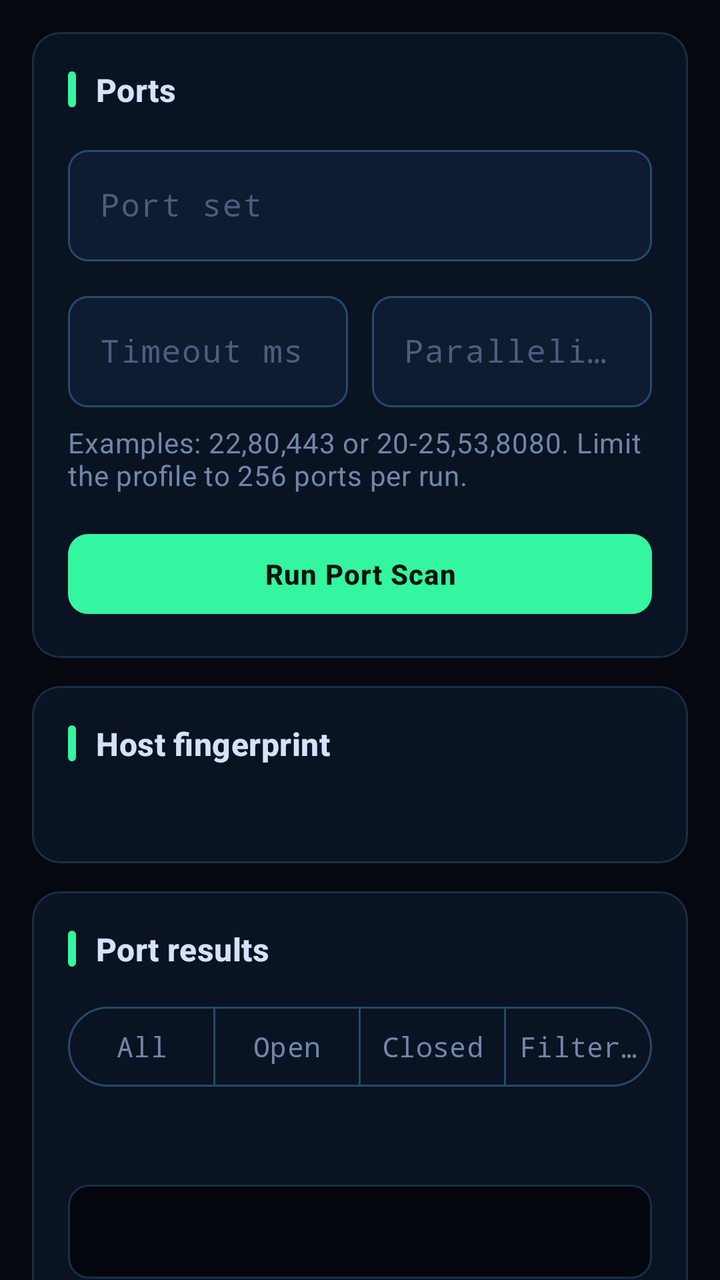
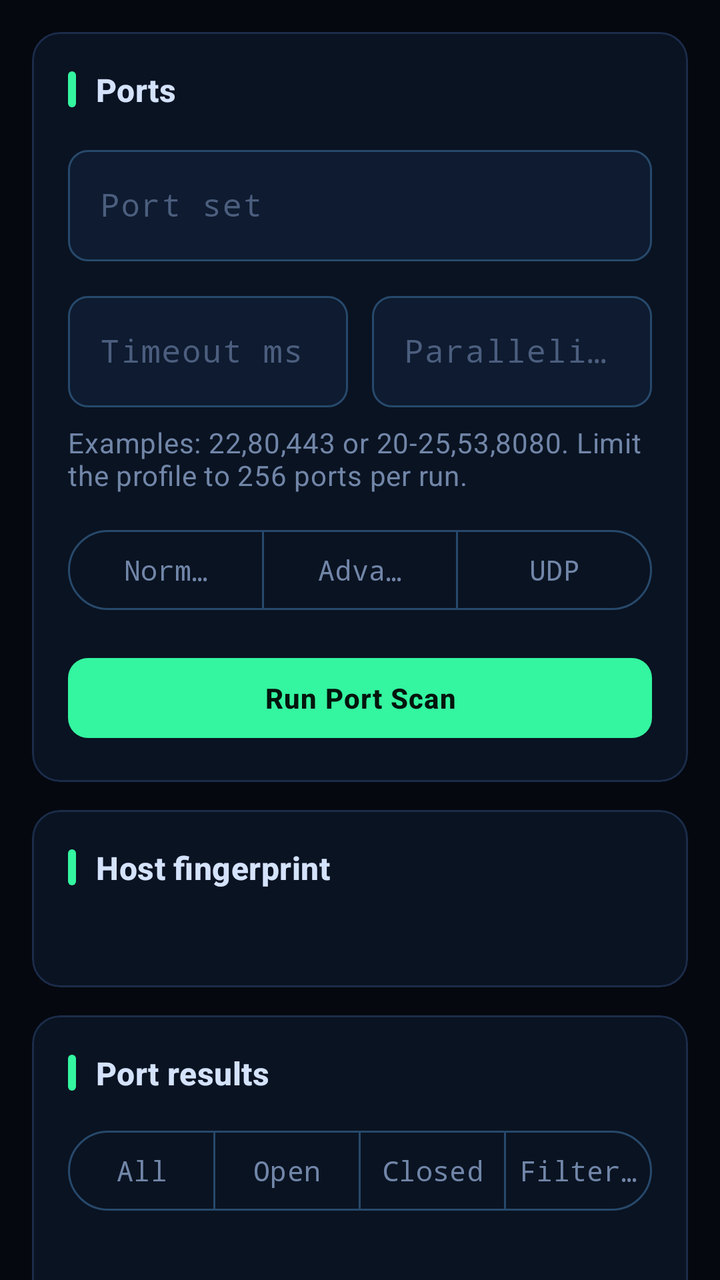

The first picture is an Android layout as it rendered before a commit; the second is the same layout after the commit. The layout source and the unified diff follow.
<!-- AndroidManifest.xml: application theme Theme.FSploit -->
<!-- res/layout/fragment_ports.xml -->
<?xml version="1.0" encoding="utf-8"?>
<androidx.core.widget.NestedScrollView xmlns:android="http://schemas.android.com/apk/res/android"
    xmlns:app="http://schemas.android.com/apk/res-auto"
    android:layout_width="match_parent"
    android:layout_height="match_parent"
    android:background="@color/fsploit_background"
    android:clipToPadding="false">

    <LinearLayout
        android:layout_width="match_parent"
        android:layout_height="wrap_content"
        android:orientation="vertical"
        android:padding="@dimen/fs_screen_margin">

        
        <com.google.android.material.card.MaterialCardView
            style="@style/Widget.FSploit.Card"
            android:layout_width="match_parent"
            android:layout_height="wrap_content">

            <LinearLayout
                android:layout_width="match_parent"
                android:layout_height="wrap_content"
                android:orientation="vertical">

                <TextView
                    style="@style/Widget.FSploit.SectionHeader"
                    android:layout_width="match_parent"
                    android:layout_height="wrap_content"
                    android:text="@string/host_tab_ports" />

                <com.google.android.material.textfield.TextInputLayout
                    style="@style/Widget.FSploit.TextField"
                    android:layout_width="match_parent"
                    android:layout_height="wrap_content"
                    android:layout_marginTop="14dp"
                    android:hint="@string/port_spec_label">

                    <com.google.android.material.textfield.TextInputEditText
                        android:id="@+id/portSpecInput"
                        android:layout_width="match_parent"
                        android:layout_height="wrap_content"
                        android:fontFamily="monospace"
                        android:inputType="textNoSuggestions"
                        android:maxLines="3" />
                </com.google.android.material.textfield.TextInputLayout>

                <LinearLayout
                    android:layout_width="match_parent"
                    android:layout_height="wrap_content"
                    android:layout_marginTop="12dp"
                    android:orientation="horizontal">

                    <com.google.android.material.textfield.TextInputLayout
                        style="@style/Widget.FSploit.TextField"
                        android:layout_width="0dp"
                        android:layout_height="wrap_content"
                        android:layout_weight="1"
                        android:hint="@string/port_timeout_label">

                        <com.google.android.material.textfield.TextInputEditText
                            android:id="@+id/timeoutInput"
                            android:layout_width="match_parent"
                            android:layout_height="wrap_content"
                            android:fontFamily="monospace"
                            android:inputType="number" />
                    </com.google.android.material.textfield.TextInputLayout>

                    <com.google.android.material.textfield.TextInputLayout
                        style="@style/Widget.FSploit.TextField"
                        android:layout_width="0dp"
                        android:layout_height="wrap_content"
                        android:layout_marginStart="12dp"
                        android:layout_weight="1"
                        android:hint="@string/port_parallelism_label">

                        <com.google.android.material.textfield.TextInputEditText
                            android:id="@+id/parallelismInput"
                            android:layout_width="match_parent"
                            android:layout_height="wrap_content"
                            android:fontFamily="monospace"
                            android:inputType="number" />
                    </com.google.android.material.textfield.TextInputLayout>
                </LinearLayout>

                <TextView
                    android:layout_width="match_parent"
                    android:layout_height="wrap_content"
                    android:layout_marginTop="8dp"
                    android:text="@string/port_spec_hint"
                    android:textAppearance="@style/TextAppearance.FSploit.Body" />

                <com.google.android.material.button.MaterialButton
                    android:id="@+id/runPortScanButton"
                    style="@style/Widget.FSploit.Button"
                    android:layout_width="match_parent"
                    android:layout_height="wrap_content"
                    android:layout_marginTop="16dp"
                    android:text="@string/run_port_scan" />
            </LinearLayout>
        </com.google.android.material.card.MaterialCardView>

        
        <com.google.android.material.card.MaterialCardView
            style="@style/Widget.FSploit.Card"
            android:layout_width="match_parent"
            android:layout_height="wrap_content"
            android:layout_marginTop="@dimen/fs_card_gap">

            <LinearLayout
                android:layout_width="match_parent"
                android:layout_height="wrap_content"
                android:orientation="vertical">

                <TextView
                    style="@style/Widget.FSploit.SectionHeader"
                    android:layout_width="match_parent"
                    android:layout_height="wrap_content"
                    android:text="@string/fingerprint_title" />

                <TextView
                    android:id="@+id/hostFingerprintValue"
                    android:layout_width="match_parent"
                    android:layout_height="wrap_content"
                    android:layout_marginTop="12dp"
                    android:lineSpacingExtra="3dp"
                    android:textAppearance="@style/TextAppearance.FSploit.Value" />
            </LinearLayout>
        </com.google.android.material.card.MaterialCardView>

        
        <com.google.android.material.card.MaterialCardView
            style="@style/Widget.FSploit.Card"
            android:layout_width="match_parent"
            android:layout_height="wrap_content"
            android:layout_marginTop="@dimen/fs_card_gap">

            <LinearLayout
                android:layout_width="match_parent"
                android:layout_height="wrap_content"
                android:orientation="vertical">

                <TextView
                    style="@style/Widget.FSploit.SectionHeader"
                    android:layout_width="match_parent"
                    android:layout_height="wrap_content"
                    android:text="@string/port_scan_results" />

                <com.google.android.material.button.MaterialButtonToggleGroup
                    android:id="@+id/portFilterGroup"
                    android:layout_width="match_parent"
                    android:layout_height="wrap_content"
                    android:layout_marginTop="14dp"
                    app:singleSelection="true"
                    app:selectionRequired="true">

                    <com.google.android.material.button.MaterialButton
                        android:id="@+id/filterAllButton"
                        style="@style/Widget.FSploit.Toggle"
                        android:layout_width="0dp"
                        android:layout_height="wrap_content"
                        android:layout_weight="1"
                        android:paddingStart="4dp"
                        android:paddingEnd="4dp"
                        android:text="@string/port_filter_all" />

                    <com.google.android.material.button.MaterialButton
                        android:id="@+id/filterOpenButton"
                        style="@style/Widget.FSploit.Toggle"
                        android:layout_width="0dp"
                        android:layout_height="wrap_content"
                        android:layout_weight="1"
                        android:paddingStart="4dp"
                        android:paddingEnd="4dp"
                        android:text="@string/port_filter_open" />

                    <com.google.android.material.button.MaterialButton
                        android:id="@+id/filterClosedButton"
                        style="@style/Widget.FSploit.Toggle"
                        android:layout_width="0dp"
                        android:layout_height="wrap_content"
                        android:layout_weight="1"
                        android:paddingStart="4dp"
                        android:paddingEnd="4dp"
                        android:text="@string/port_filter_closed" />

                    <com.google.android.material.button.MaterialButton
                        android:id="@+id/filterFilteredButton"
                        style="@style/Widget.FSploit.Toggle"
                        android:layout_width="0dp"
                        android:layout_height="wrap_content"
                        android:layout_weight="1"
                        android:paddingStart="4dp"
                        android:paddingEnd="4dp"
                        android:text="@string/port_filter_filtered" />
                </com.google.android.material.button.MaterialButtonToggleGroup>

                <TextView
                    android:id="@+id/portScanSummaryValue"
                    android:layout_width="match_parent"
                    android:layout_height="wrap_content"
                    android:layout_marginTop="14dp"
                    android:textAppearance="@style/TextAppearance.FSploit.Value" />

                <TextView
                    android:id="@+id/portScanResultsValue"
                    android:layout_width="match_parent"
                    android:layout_height="wrap_content"
                    android:layout_marginTop="12dp"
                    android:background="@drawable/bg_terminal"
                    android:padding="14dp"
                    android:textAppearance="@style/TextAppearance.FSploit.Mono"
                    android:textIsSelectable="true"
                    android:lineSpacingExtra="3dp" />
            </LinearLayout>
        </com.google.android.material.card.MaterialCardView>
    </LinearLayout>
</androidx.core.widget.NestedScrollView>
<!-- resources referenced by this layout -->
<resources>
  <color name="fsploit_background">#05080F</color>
  <dimen name="fs_card_gap">14dp</dimen>
  <dimen name="fs_screen_margin">16dp</dimen>
  <string name="fingerprint_title">Host fingerprint</string>
  <string name="host_tab_ports">Ports</string>
  <string name="port_filter_all">All</string>
  <string name="port_filter_closed">Closed</string>
  <string name="port_filter_filtered">Filtered</string>
  <string name="port_filter_open">Open</string>
  <string name="port_parallelism_label">Parallelism</string>
  <string name="port_scan_results">Port results</string>
  <string name="port_spec_hint">Examples: 22,80,443 or 20-25,53,8080. Limit the profile to 256 ports per run.</string>
  <string name="port_spec_label">Port set</string>
  <string name="port_timeout_label">Timeout ms</string>
  <string name="run_port_scan">Run Port Scan</string>
  <style name="TextAppearance.FSploit.Body" parent="TextAppearance.Material3.BodyMedium">
          <item name="android:textColor">@color/fsploit_text_secondary</item>
      </style>
  <style name="TextAppearance.FSploit.Mono" parent="TextAppearance.Material3.BodyMedium">
          <item name="android:textColor">@color/fsploit_mono</item>
          <item name="android:fontFamily">monospace</item>
      </style>
  <style name="TextAppearance.FSploit.Value" parent="TextAppearance.Material3.BodyMedium">
          <item name="android:textColor">@color/fsploit_text_primary</item>
      </style>
  <style name="Widget.FSploit.SectionHeader" parent="">
          <item name="android:textAppearance">@style/TextAppearance.FSploit.Section</item>
          <item name="android:drawableStart">@drawable/ic_section_bar</item>
          <item name="android:drawablePadding">10dp</item>
          <item name="android:gravity">center_vertical</item>
      </style>
  <style name="Widget.FSploit.Toggle" parent="Widget.Material3.Button.OutlinedButton">
          <item name="android:textColor">@color/fsploit_text_secondary</item>
          <item name="strokeColor">@color/fsploit_stroke_strong</item>
          <item name="android:fontFamily">monospace</item>
      </style>
  <color name="fsploit_terminal_bg">#03060C</color>
  <color name="fsploit_stroke">#1B2C49</color>
  <color name="fsploit_text_secondary">#7186A8</color>
  <color name="fsploit_mono">#74F2BC</color>
  <color name="fsploit_text_primary">#D4E2FB</color>
  <color name="fsploit_primary">#34F5A0</color>
  <color name="fsploit_on_primary">#03150D</color>
  <color name="fsploit_surface">#0A1322</color>
  <style name="TextAppearance.FSploit.Section" parent="TextAppearance.Material3.TitleMedium">
          <item name="android:textColor">@color/fsploit_text_primary</item>
          <item name="android:textStyle">bold</item>
      </style>
  <!-- drawable ic_section_bar (drawable) -->
  <?xml version="1.0" encoding="utf-8"?>
  <shape xmlns:android="http://schemas.android.com/apk/res/android"
      android:shape="rectangle">
      <solid android:color="@color/fsploit_primary" />
      <corners android:radius="2dp" />
      <size
          android:width="4dp"
          android:height="18dp" />
  </shape>
  <color name="fsploit_surface_alt">#0E1B30</color>
  <color name="fsploit_text_muted">#4C5E7E</color>
  <color name="fsploit_stroke_strong">#27496B</color>
  <color name="fsploit_accent">#36E0E6</color>
  <color name="fsploit_danger">#FF5C6E</color>
  <style name="ThemeOverlay.FSploit.Dialog" parent="ThemeOverlay.Material3.MaterialAlertDialog">
          <item name="colorSurface">@color/fsploit_surface_alt</item>
          <item name="colorPrimary">@color/fsploit_primary</item>
      </style>
  <!-- unchanged entries left out for length: 5 -->
</resources>

<!-- the commit's change to res/layout/fragment_ports.xml (unified diff, before → after) -->
@@ -89,6 +89,39 @@
                     android:layout_marginTop="8dp"
                     android:text="@string/port_spec_hint"
                     android:textAppearance="@style/TextAppearance.FSploit.Body" />
+
+                <com.google.android.material.button.MaterialButtonToggleGroup
+                    android:id="@+id/portModeGroup"
+                    android:layout_width="match_parent"
+                    android:layout_height="wrap_content"
+                    android:layout_marginTop="14dp"
+                    app:singleSelection="true"
+                    app:selectionRequired="true">
+
+                    <com.google.android.material.button.MaterialButton
+                        android:id="@+id/modeNormalButton"
+                        style="@style/Widget.FSploit.Toggle"
+                        android:layout_width="0dp"
+                        android:layout_height="wrap_content"
+                        android:layout_weight="1"
+                        android:text="@string/port_scan_mode_normal" />
+
+                    <com.google.android.material.button.MaterialButton
+                        android:id="@+id/modeAdvancedButton"
+                        style="@style/Widget.FSploit.Toggle"
+                        android:layout_width="0dp"
+                        android:layout_height="wrap_content"
+                        android:layout_weight="1"
+                        android:text="@string/port_scan_mode_advanced" />
+
+                    <com.google.android.material.button.MaterialButton
+                        android:id="@+id/modeUdpButton"
+                        style="@style/Widget.FSploit.Toggle"
+                        android:layout_width="0dp"
+                        android:layout_height="wrap_content"
+                        android:layout_weight="1"
+                        android:text="@string/port_scan_mode_udp" />
+                </com.google.android.material.button.MaterialButtonToggleGroup>
 
                 <com.google.android.material.button.MaterialButton
                     android:id="@+id/runPortScanButton"
<!-- resource entries referenced after the edit -->
@@ -10,6 +10,9 @@
   <string name="port_filter_filtered">Filtered</string>
   <string name="port_filter_open">Open</string>
   <string name="port_parallelism_label">Parallelism</string>
+  <string name="port_scan_mode_advanced">Advanced</string>
+  <string name="port_scan_mode_normal">Normal</string>
+  <string name="port_scan_mode_udp">UDP</string>
   <string name="port_scan_results">Port results</string>
   <string name="port_spec_hint">Examples: 22,80,443 or 20-25,53,8080. Limit the profile to 256 ports per run.</string>
   <string name="port_spec_label">Port set</string>
